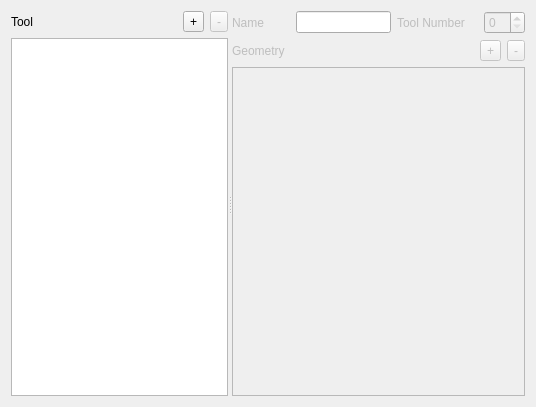
First picture: the form in View/Settings/ToolForm.ui, repository octronic-uk/Candle, before the edit.
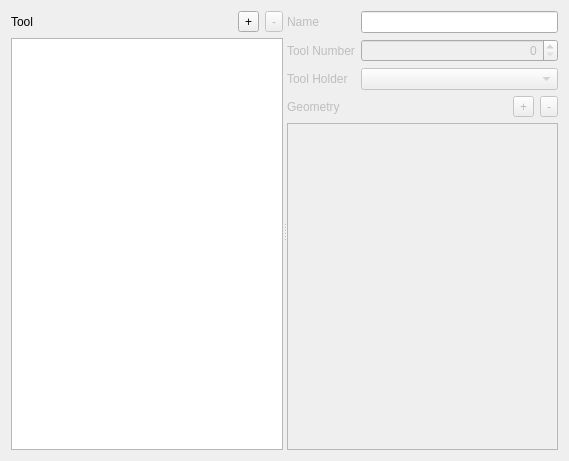
Second picture: the form after the edit.

Diff of the .ui file:
```diff
--- a/View/Settings/ToolForm.ui
+++ b/View/Settings/ToolForm.ui
@@ -6,23 +6,23 @@
    <rect>
     <x>0</x>
     <y>0</y>
-    <width>536</width>
-    <height>407</height>
+    <width>569</width>
+    <height>461</height>
    </rect>
   </property>
   <property name="windowTitle">
    <string>Form</string>
   </property>
-  <layout class="QVBoxLayout" name="verticalLayout_3">
+  <layout class="QHBoxLayout" name="horizontalLayout">
    <item>
     <widget class="QSplitter" name="splitter">
      <property name="orientation">
       <enum>Qt::Horizontal</enum>
      </property>
      <widget class="QWidget" name="layoutWidget">
-      <layout class="QVBoxLayout" name="verticalLayout_2">
+      <layout class="QVBoxLayout" name="toolListLayout">
        <item>
-        <layout class="QHBoxLayout" name="toolsLayout">
+        <layout class="QHBoxLayout" name="toolsAddRemoveLayout">
          <item>
           <widget class="QLabel" name="toolsLabel">
            <property name="text">
@@ -107,13 +107,14 @@
        </item>
       </layout>
      </widget>
-     <widget class="QWidget" name="">
-      <layout class="QVBoxLayout" name="verticalLayout">
+     <widget class="QWidget" name="layoutWidget">
+      <layout class="QVBoxLayout" name="verticalLayout_2">
        <item>
-        <layout class="QHBoxLayout" name="horizontalLayout_3">
-         <item>
-          <layout class="QHBoxLayout" name="horizontalLayout_2">
-           <item>
+        <layout class="QFormLayout" name="formLayout">
+         <property name="fieldGrowthPolicy">
+          <enum>QFormLayout::ExpandingFieldsGrow</enum>
+         </property>
+         <item row="0" column="0">
             <widget class="QLabel" name="nameLabel">
              <property name="enabled">
               <bool>false</bool>
@@ -123,28 +124,11 @@
              </property>
             </widget>
            </item>
-           <item>
-            <spacer name="horizontalSpacer">
-             <property name="orientation">
-              <enum>Qt::Horizontal</enum>
-             </property>
-             <property name="sizeHint" stdset="0">
-              <size>
-               <width>40</width>
-               <height>20</height>
-              </size>
-             </property>
-            </spacer>
-           </item>
-           <item>
+         <item row="0" column="1">
             <widget class="QLineEdit" name="nameLineEdit"/>
            </item>
-          </layout>
-         </item>
-         <item>
-          <layout class="QHBoxLayout" name="horizontalLayout">
-           <item>
-            <widget class="QLabel" name="label">
+         <item row="1" column="0">
+          <widget class="QLabel" name="toolNumberLabel">
              <property name="enabled">
               <bool>false</bool>
              </property>
@@ -153,30 +137,49 @@
              </property>
             </widget>
            </item>
-           <item>
-            <spacer name="horizontalSpacer_2">
-             <property name="orientation">
-              <enum>Qt::Horizontal</enum>
-             </property>
-             <property name="sizeHint" stdset="0">
-              <size>
-               <width>40</width>
-               <height>20</height>
-              </size>
-             </property>
-            </spacer>
-           </item>
-           <item>
-            <widget class="QSpinBox" name="spinBox">
+         <item row="1" column="1">
+          <widget class="QSpinBox" name="toolNumberSpinBox">
+           <property name="enabled">
+            <bool>false</bool>
+           </property>
+           <property name="sizePolicy">
+            <sizepolicy hsizetype="Expanding" vsizetype="Fixed">
+             <horstretch>0</horstretch>
+             <verstretch>0</verstretch>
+            </sizepolicy>
+           </property>
+           <property name="alignment">
+            <set>Qt::AlignRight|Qt::AlignTrailing|Qt::AlignVCenter</set>
+           </property>
+          </widget>
+         </item>
+         <item row="2" column="0">
+          <widget class="QLabel" name="toolHolderLabel">
              <property name="enabled">
               <bool>false</bool>
              </property>
-            </widget>
-           </item>
-          </layout>
+           <property name="text">
+            <string>Tool Holder</string>
+           </property>
+          </widget>
+         </item>
+         <item row="2" column="1">
+          <widget class="QComboBox" name="toolHolderComboBox">
+           <property name="enabled">
+            <bool>false</bool>
+           </property>
+           <property name="sizePolicy">
+            <sizepolicy hsizetype="Expanding" vsizetype="Fixed">
+             <horstretch>0</horstretch>
+             <verstretch>0</verstretch>
+            </sizepolicy>
+           </property>
+          </widget>
          </item>
         </layout>
        </item>
+       <item>
+        <layout class="QVBoxLayout" name="verticalLayout">
        <item>
         <layout class="QHBoxLayout" name="geometryLayout">
          <item>
@@ -266,6 +269,8 @@
           <bool>false</bool>
          </attribute>
         </widget>
+         </item>
+        </layout>
        </item>
       </layout>
      </widget>
```
Left out of the diff: 4 changed lines with no effect on the pictures. Lines whose indentation alone changed are shown as unchanged.
